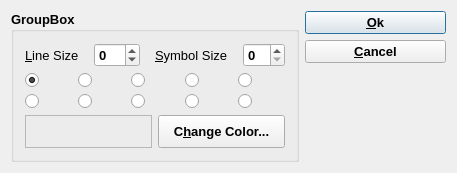
Before: the Qt Designer form GUI/Dialogs4/SymbolDialog4.ui in gemshub/GEMSGUI, drawn with Qt 5.
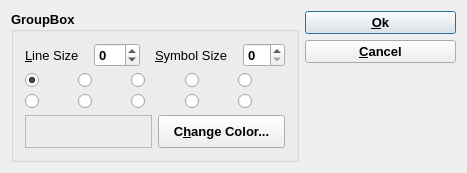
After: the same form once the commit is applied.

```diff
--- a/GUI/Dialogs4/SymbolDialog4.ui
+++ b/GUI/Dialogs4/SymbolDialog4.ui
@@ -6,7 +6,7 @@
    <rect>
     <x>0</x>
     <y>0</y>
-    <width>457</width>
+    <width>467</width>
     <height>173</height>
    </rect>
   </property>
```
Left out of the diff: 6 changed lines with no effect on the pictures.
